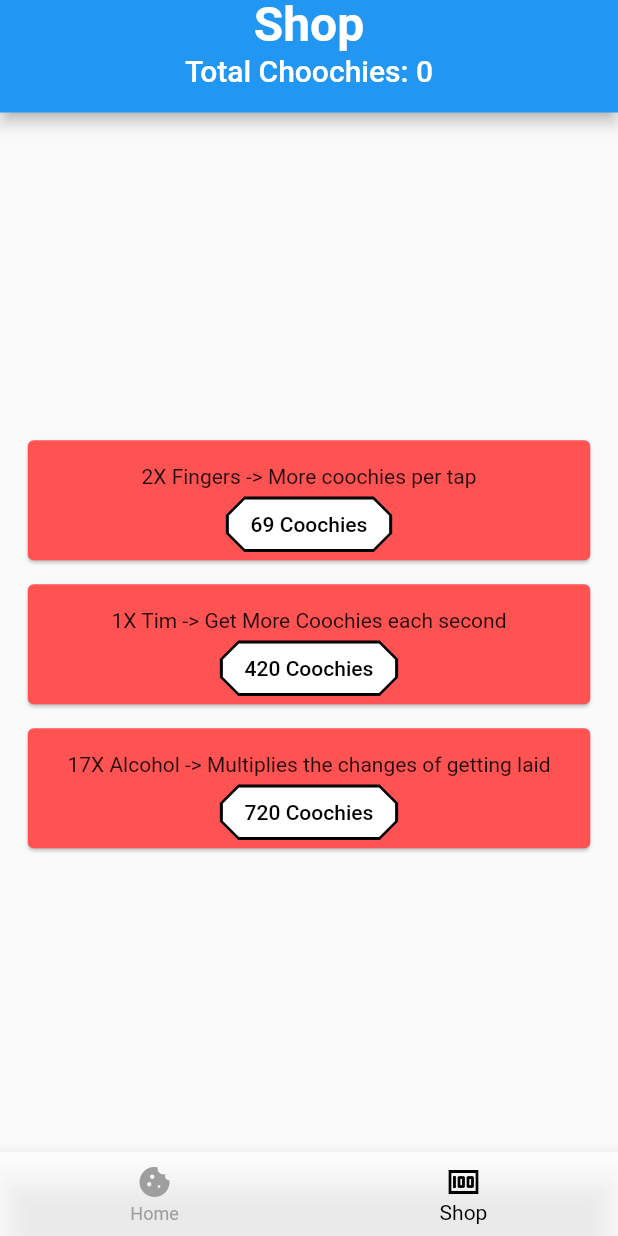
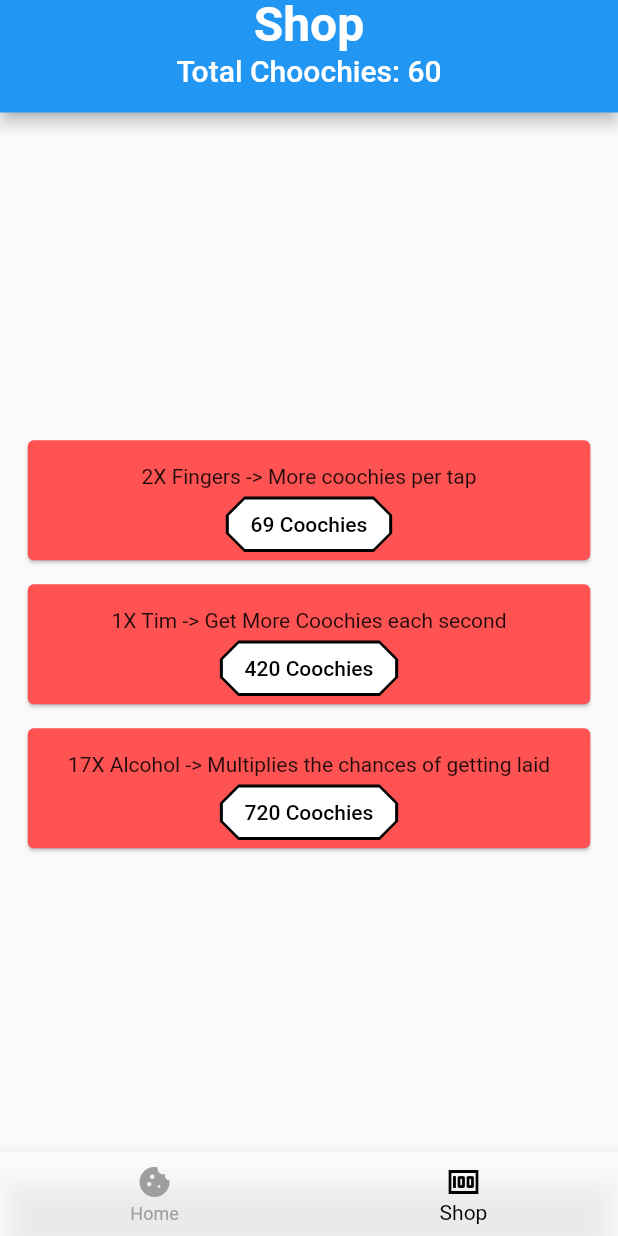
Before and after one commit to enderluca03/IIATIMD, a Flutter app: the screen it shows after launch, item 2 of the bottom bar chosen, on a phone screen of 412 x 824 dp. Run offline on Flutter 3.47's test engine with Material 2 defaults, Android fonts, the phone set to English and light mode, and no system bars.

```diff
--- a/coochie_clicker/lib/main.dart
+++ b/coochie_clicker/lib/main.dart
@@ -1,4 +1,4 @@
 import 'package:coochie_clicker/pages/navpages/main_page.dart';
 import 'package:flutter/material.dart';
 
-void main() => runApp(const MaterialApp(home: MainPage()));
+void main() => runApp(const MaterialApp(home: MainPage(), debugShowCheckedModeBanner: false));
--- a/coochie_clicker/lib/pages/navpages/main_page.dart
+++ b/coochie_clicker/lib/pages/navpages/main_page.dart
@@ -37,6 +37,7 @@ class _MainPageState extends State<MainPage> {
   @override
   Widget build(BuildContext context) {
     return Scaffold(
+
       backgroundColor: Colors.white,
       body: pages[currentIndex],
       bottomNavigationBar:BottomNavigationBar(
--- a/coochie_clicker/lib/pages/navpages/shop_page.dart
+++ b/coochie_clicker/lib/pages/navpages/shop_page.dart
@@ -5,19 +5,10 @@ import 'package:coochie_clicker/library/globals.dart' as globals;
 class ShopPage extends StatelessWidget {
   ShopPage({super.key});
 
-  List<Shop> shopItems = [
-    Shop(power: 'Fingers',
-        amount: 2,
-        effect: 'More coochies per tap',
-        price: 69),
-    Shop(power: 'Tim',
-        amount: 1,
-        effect: 'Get More Coochies each second',
-        price: 420),
-    Shop(power: 'Alcohol',
-        amount: 17,
-        effect: 'Multiplies the changes of getting laid',
-        price: 720),
+  static List<Shop> shopItems = [
+    Shop(power: 'Fingers', amount: 2, effect: 'More coochies per tap', price: 69),
+    Shop(power: 'Tim', amount: 1, effect: 'Get More Coochies each second', price: 420),
+    Shop(power: 'Alcohol', amount: 17, effect: 'Multiplies the chances of getting laid', price: 720),
   ];
 
   @override
@@ -67,7 +58,15 @@ class ShopPage extends StatelessWidget {
                                 borderRadius: BorderRadius.circular(12),
                               ),
                             ),
-                            onPressed: (){},
+                              onPressed: () {
+                                if (shopItem.power == 'Tim' && globals.counter >= shopItem.price) {
+                                  globals.buyTim();
+                                } else if (shopItem.power == 'Fingers' && globals.counter >= shopItem.price) {
+                                  globals.buyFinger();
+                                } else if (shopItem.power == 'Alcohol' && globals.counter >= shopItem.price) {
+                                  globals.buyAlcohol();
+                                }
+                              },
                             child: Text('${shopItem.price} Coochies', style: const TextStyle(color: Colors.black),))
                         ],
                       ),
```
Also changed, not shown: coochie_clicker/lib/library/globals.dart (+19 -11 lines).
